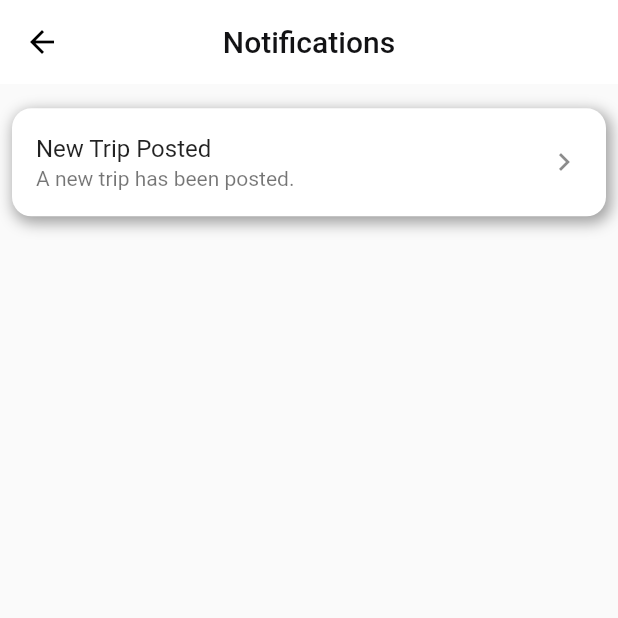
After one commit to Anthrapper/Etrip, a Flutter app: the NotificationsPage screen opened by its route, on a phone screen of 412 x 824 dp, the top half of it. The commit adds this screen. Run offline on Flutter 3.47's test engine with Material 2 defaults, Android fonts, the phone set to English and light mode, and no system bars; our stand-ins replace carousel_slider, firebase_auth, firebase_core, firebase_messaging, flutter_secure_storage, form_field_validator and 6 more; missing offline and left inert: geocoder, multiselect_formfield, pin_entry_text_field, search_map_place; accounts and stored records are empty; Roboto replaces fonts that are missing (Hind).

Commit message:
#36 FCM Ui and #38 translation data added

```diff
--- a/lib/app/data/Translation/translations.dart
+++ b/lib/app/data/Translation/translations.dart
@@ -5,9 +5,41 @@ class Messages extends Translations {
   Map<String, Map<String, String>> get keys => {
         'en': {
           'login': 'Login',
+          'drive': 'Drive',
+          'ride': 'Ride',
+          'signup': 'SignUp',
+          'welcome': 'Welcome',
+          'submit': 'Submit',
+          'mytrip': 'My Trip',
+          'triphistory': 'Trip History',
+          'newtrip': 'New Trip',
+          'settings': 'Settings',
+          'logout': 'Logout',
+          'notification': 'Notification',
+          'bids': 'Bids',
+          'amount': 'Amount',
+          'selbid': 'Selected Bid',
+          'tripcomp': 'Trip Completed',
+          'from': 'From',
+          'to': 'To',
+          'name': 'Name',
+          'email': 'Email',
+          'emailornumber': 'Enter Email or Phone Number'
+
         },
         'ml': {
           'login': 'ലോഗിൻ',
+          'drive': 'ഡ്രൈവ്',
+          'ride': 'യാത്ര',
+          'signup': 'സൈനപ്പ്',
+          'welcome': 'സ്വാഗതം',
+          'submit': 'സമർപ്പിക്കുക',
+          'mytrip': 'മൈ ട്രിപ്പ്',
+          'triphistory': 'ട്രിപ്പ് ഹിസ്റ്ററി',
+          'newtrip': 'പുതിയ യാത്ര',
+          'settings': 'ക്രമീകരണം',
+          'logout': 'ലോഗൗട്ട്',
+          'notification': 'അറിയിപ്പുകൾ',
         },
       };
 }
--- a/lib/app/modules/home/views/home_view.dart
+++ b/lib/app/modules/home/views/home_view.dart
@@ -44,7 +44,9 @@ class HomeView extends GetView<HomeController> {
               Icons.notifications,
               color: Colors.black,
             ),
-            onPressed: (){},
+            onPressed: (){
+              Get.toNamed(AppPages.NOTIFICATION);
+            },
           )
         ],
       ),
--- /dev/null
+++ b/lib/app/modules/home/views/notifications.dart
@@ -0,0 +1,53 @@
+import 'package:etrip/app/data/Constants/colors.dart';
+import 'package:flutter/material.dart';
+import 'package:get/get.dart';
+
+class NotificationsPage extends StatelessWidget {
+  @override
+  Widget build(BuildContext context) {
+    return Scaffold(
+      appBar: AppBar(
+        elevation: 0,
+        backgroundColor: Colors.white,
+        iconTheme: new IconThemeData(color: Colors.black),
+        title: Text(
+          'Notifications',
+          style: TextStyle(
+            color: (CustomColors.headings),
+          ),
+        ),
+        centerTitle: true,
+      ),
+      body: Container(
+        padding: EdgeInsets.only(top: Get.height * 0.01),
+        child: ListView(
+          children: [
+            Padding(
+              padding: const EdgeInsets.all(8.0),
+              child: Container(
+                decoration: BoxDecoration(
+                  color: Colors.white,
+                  borderRadius: BorderRadius.circular(13),
+                  boxShadow: [
+                    BoxShadow(
+                      blurRadius: 8,
+                      color: Colors.grey,
+                      spreadRadius: 1,
+                      offset: Offset(2, 3),
+                    )
+                  ]
+                ),
+                child: ListTile(
+                  onTap: (){},
+                  title: Text('New Trip Posted'),
+                  subtitle: Text('A new trip has been posted.'),
+                  trailing: Icon(Icons.keyboard_arrow_right),
+                ),
+              ),
+            )
+          ],
+        ),
+      ),
+    );
+  }
+}
--- a/lib/app/modules/login/controllers/login_controller.dart
+++ b/lib/app/modules/login/controllers/login_controller.dart
@@ -77,11 +77,15 @@ class LoginController extends GetxController {
   enSelected() {
     en.value = true;
     ml.value = false;
+    // Get.updateLocale(en);
+    box.write('language', 'en');
   }
 
   mlSelected() {
     en.value = false;
     ml.value = true;
+
+    box.write('language', 'ml');
   }
 
   obscure() {
--- a/lib/app/modules/login/views/login_view.dart
+++ b/lib/app/modules/login/views/login_view.dart
@@ -36,7 +36,7 @@ class LoginView extends GetView<LoginController> {
     return Padding(
       padding: EdgeInsets.fromLTRB(Get.width * 0.1, Get.height * 0.01, 0, 0),
       child: Text(
-        'Login',
+        'login'.tr,
         style: CustomTextStyles().headingStyle,
       ),
     );
--- a/lib/app/routes/app_pages.dart
+++ b/lib/app/routes/app_pages.dart
@@ -18,6 +18,7 @@ import 'package:etrip/app/modules/User/vehicleform/views/vehicleform_view.dart';
 import 'package:etrip/app/modules/login/views/login_view.dart';
 import 'package:etrip/app/modules/login/bindings/login_binding.dart';
 import 'package:etrip/app/modules/home/views/home_view.dart';
+import 'package:etrip/app/modules/home/views/notifications.dart';
 import 'package:etrip/app/modules/home/bindings/home_binding.dart';
 import 'package:get/get.dart';
 part 'app_routes.dart';
@@ -33,6 +34,7 @@ class AppPages {
   static const DRIVER_DETAILS = Routes.DRIVER_DETAILS;
   static const MY_TRIP = Routes.MY_TRIP;
   static const SPLASH = Routes.SPLASH;
+  static const NOTIFICATION = Routes.NOTIFICATION;
 
   static final routes = [
     GetPage(
@@ -89,5 +91,9 @@ class AppPages {
       page:()=> SplashView(),
       binding: SplashBinding(),
     ),
+    GetPage(
+      name: Routes.NOTIFICATION,
+      page:()=> NotificationsPage(),
+    ),
   ];
 }
--- a/lib/app/routes/app_routes.dart
+++ b/lib/app/routes/app_routes.dart
@@ -12,4 +12,5 @@ abstract class Routes {
   static const MY_TRIP = '/my-trip';
   static const NEW_WORKS_DRIVER = '/new-works-driver';
   static const SPLASH = '/splash';
+  static const NOTIFICATION = '/notifications';
 }
--- a/lib/main.dart
+++ b/lib/main.dart
@@ -19,9 +19,11 @@ Future<void> main() async {
 }
 
 class MyApp extends StatelessWidget {
+  final box = GetStorage();
   @override
   Widget build(BuildContext context) {
     return GetMaterialApp(
+      locale: box.hasData('language') ? Locale(box.read('language')) : Locale('en'),
       debugShowCheckedModeBanner: false,
       initialRoute: AppPages.SPLASH,
       getPages: AppPages.routes,
```
